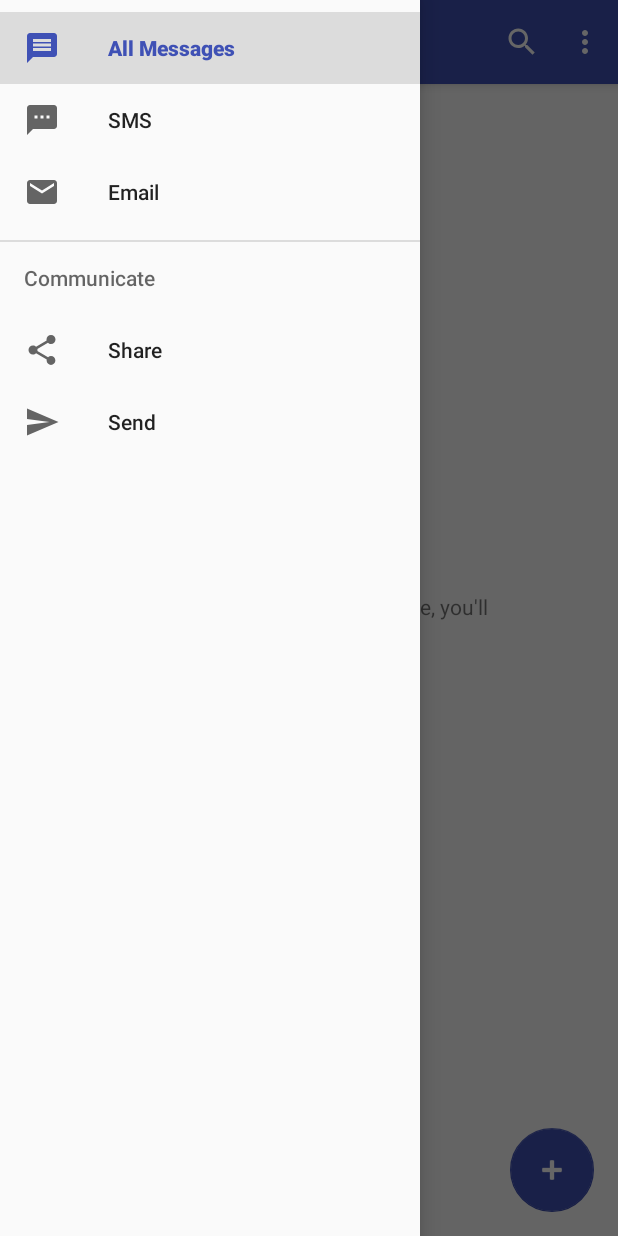
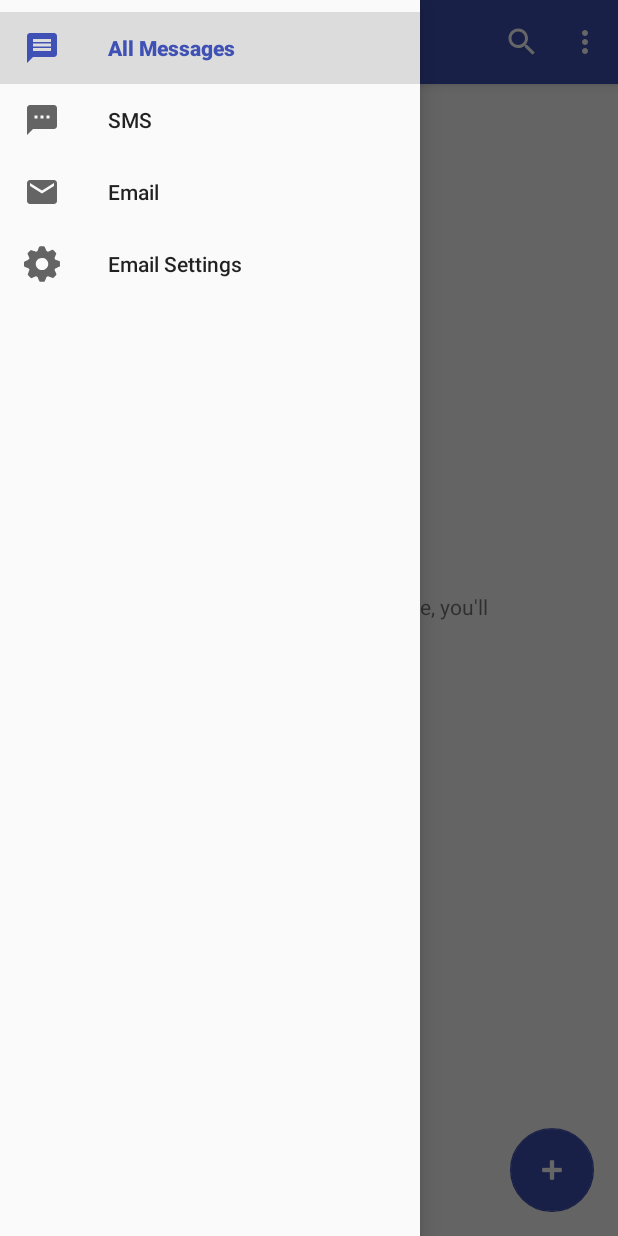
Before and after one commit to mryuezhang/NextText, an Android app: the screen it shows after launch (MessageListActivity), with the side drawer open, on a phone screen of 412 x 824 dp. Run offline under Robolectric (Android 15) with nearby library versions, the phone set to English and light mode, and no system bars.

Commit message:
Polished to where it needs to be, alarm isn't working properly again but this is so inconsistent, I think it'll work on real device

```diff
--- a/app/src/main/java/com/example/yue/nexttext/Core/SendReceiveService/AlarmReceiver.java
+++ b/app/src/main/java/com/example/yue/nexttext/Core/SendReceiveService/AlarmReceiver.java
@@ -33,12 +33,12 @@ public class AlarmReceiver extends BroadcastReceiver {
             wrapperData = (MessageWrapper)bundle.getParcelable(Constants.FINAL_DATA);
         }
 
-        Toast.makeText(thisContext, "Event has been triggered, your message to " + wrapperData.getMessage().get_to() + " is sending now.", Toast.LENGTH_LONG).show();
-
         if (wrapperData.getMessage().get_to().contains("@")){
             sendEmail();
+            Toast.makeText(thisContext, "Event has been triggered, your email to " + wrapperData.getMessage().get_to() + " is sending now.", Toast.LENGTH_LONG).show();
         } else {
             sendSms();
+            Toast.makeText(thisContext, "Event has been triggered, your sms to " + wrapperData.getMessage().get_to() + " is sending now.", Toast.LENGTH_LONG).show();
         }
 
         /*Intent intent = new Intent(thisContext, MessageSender.class);
@@ -48,7 +48,7 @@ public class AlarmReceiver extends BroadcastReceiver {
     }
 
     public void sendEmail() {
-        final Message message = new Message("PUT EMAIL HERE", "PUT EMAIL PASSWORD HERE", wrapperData.getMessage().get_to(), wrapperData.getMessage().get_subject(), wrapperData.getMessage().get_content());
+        final Message message = new Message("jamespmulvenna@gmail.com", "asklzmV!", wrapperData.getMessage().get_to(), wrapperData.getMessage().get_subject(), wrapperData.getMessage().get_content());
         @SuppressLint("StaticFieldLeak") AsyncTask<String, Void, Integer> myAsync = new AsyncTask<String, Void, Integer>() {
 
             @Override
--- /dev/null
+++ b/app/src/main/res/drawable/ic_email_settings.xml
@@ -0,0 +1,5 @@
+<vector android:height="24dp" android:viewportHeight="225.0"
+    android:viewportWidth="225.0" android:width="24dp" xmlns:android="http://schemas.android.com/apk/res/android">
+    <path android:fillColor="#000000"
+        android:pathData="M96.8,3.7c-2.2,2.6 -5.5,9.3 -9.3,19.2 -3.1,8.2 -3.5,8.7 -7.9,10.9l-4.7,2.3 -11.4,-4.5c-6.2,-2.5 -13.4,-5.1 -15.9,-5.8l-4.7,-1.2 -10.5,10.5 -10.4,10.6 1.3,4.4c0.8,2.4 3.5,9.2 6.1,15.1l4.8,10.7 -1.7,4.5c-1.6,4.1 -2.2,4.6 -7.9,6.7 -9.2,3.4 -20.8,8.8 -22.8,10.6 -1.6,1.4 -1.8,3.4 -1.8,15.4 0,12.4 0.2,14 1.9,15.6 1.9,1.8 24.7,11.3 27,11.3 0.6,0 2.1,2 3.3,4.5 2.5,5.1 2.9,3.4 -4.6,21.6 -6,14.5 -6.3,13.1 5.6,24.7 5.6,5.6 11,10.2 11.8,10.2 2.1,0 13,-4.1 22.3,-8.3l7.8,-3.6 4.6,2.2c4.4,2.1 4.8,2.6 9.3,13.3 2.6,6.1 5.7,12.8 6.9,14.8l2.3,3.6 14.3,0c12.2,0 14.6,-0.3 16.1,-1.7 1.8,-1.9 5.5,-9.8 9.8,-21 2.6,-6.7 3.1,-7.4 7.2,-9.3l4.5,-1.9 12.3,4.9c6.8,2.7 14.1,5.2 16.2,5.5 3.8,0.5 4.1,0.3 14.2,-9.3 12.3,-11.8 12.1,-9.5 2.6,-30.9l-4.6,-10.1 2,-4.4c1.8,-4.2 2.3,-4.5 13.8,-9.2 6.5,-2.7 13.4,-5.9 15.2,-7l3.2,-2.1 -0.2,-14.5 -0.3,-14.4 -3.2,-2.2c-1.8,-1.2 -8.5,-4.1 -14.8,-6.5 -11,-4 -11.8,-4.5 -13.7,-8.2 -2.4,-4.7 -2.3,-5.1 3.6,-19 7.2,-17.1 7.5,-15.6 -4.4,-27.2 -5.5,-5.5 -10.5,-10.1 -11,-10.3 -1.4,-0.5 -7.1,1.5 -19.8,6.9l-11.4,4.9 -4.6,-2.3c-4.5,-2.1 -4.8,-2.5 -9.9,-14.6 -7.5,-17.7 -6.7,-17.1 -23.3,-17.1 -11.8,0 -13.9,0.2 -15.2,1.7zM127.4,77c4.3,1.7 7.6,4 12.6,8.9 8.6,8.4 11.3,14.9 11.3,26.6 0,11.6 -2.8,18.1 -11.2,26.6 -8.7,8.7 -15,11.3 -27.6,11.3 -11.7,0 -18.4,-2.5 -26.3,-9.9 -19.1,-17.6 -16.3,-46.3 5.8,-60.5 9.8,-6.3 23.5,-7.4 35.4,-3z" android:strokeColor="#00000000"/>
+</vector>
--- a/app/src/main/res/menu/activity_message_list_drawer.xml
+++ b/app/src/main/res/menu/activity_message_list_drawer.xml
@@ -17,19 +17,10 @@
             android:id="@+id/nav_email_only"
             android:icon="@drawable/ic_email"
             android:title="Email" />
+        <item
+            android:id="@+id/nav_email_settings"
+            android:icon="@drawable/ic_email_settings"
+            android:title="Email Settings" />
     </group>
 
-    <item android:title="Communicate">
-        <menu>
-            <item
-                android:id="@+id/nav_share"
-                android:icon="@drawable/ic_menu_share"
-                android:title="Share" />
-            <item
-                android:id="@+id/nav_send"
-                android:icon="@drawable/ic_menu_send"
-                android:title="Send" />
-        </menu>
-    </item>
-
 </menu>
--- a/app/src/main/res/menu/message_list.xml
+++ b/app/src/main/res/menu/message_list.xml
@@ -8,11 +8,6 @@
         app:actionViewClass="android.support.v7.widget.SearchView" />
 
     <item
-        android:id="@+id/developer_add_dummy_data"
-        android:orderInCategory="100"
-        android:title="Add Dummy Data"
-        app:showAsAction="never" />
-    <item
         android:id="@+id/developer_delete_all_messages"
         android:orderInCategory="100"
         android:title="Delete All Messages"
```
Also changed, not shown: app/src/main/java/com/example/yue/nexttext/UI/MessageListActivity.kt (+9 -10 lines).
